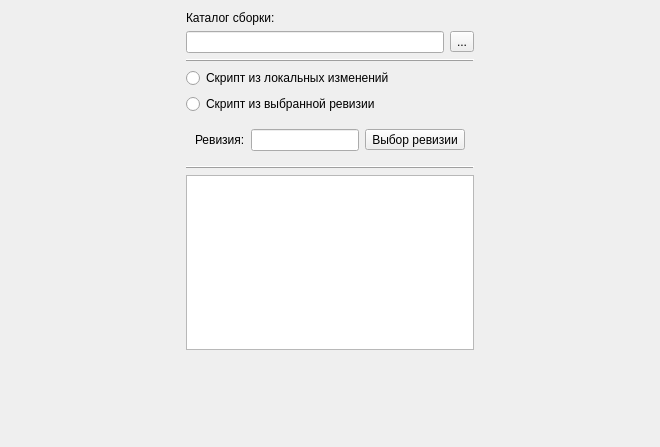
The window that DiffToScript/wizard/actionpage.ui (Smitt64/WorkFMT) describes before a commit, drawn with Qt 5.
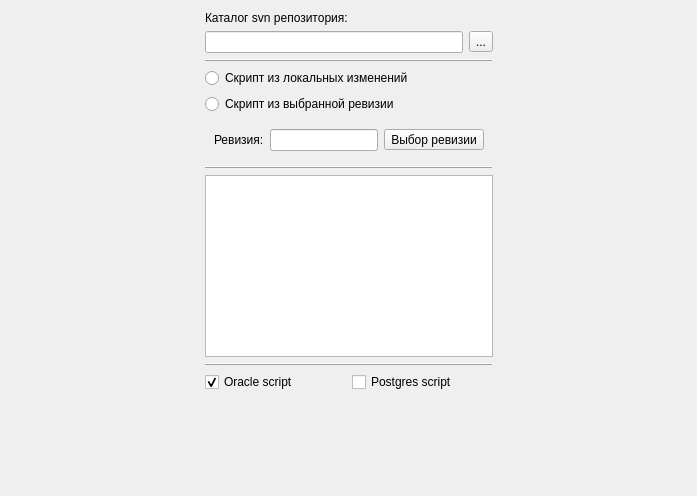
The same window after the commit. Icons and pictures are not drawn.

Commit message: Add script type selection to start page

What changed in the file:
```diff
--- a/DiffToScript/wizard/actionpage.ui
+++ b/DiffToScript/wizard/actionpage.ui
@@ -6,8 +6,8 @@
    <rect>
     <x>0</x>
     <y>0</y>
-    <width>660</width>
-    <height>447</height>
+    <width>697</width>
+    <height>496</height>
    </rect>
   </property>
   <property name="windowTitle">
@@ -15,7 +15,7 @@
   </property>
   <layout class="QVBoxLayout" name="verticalLayout_2">
    <item>
-    <layout class="QHBoxLayout" name="horizontalLayout_3">
+    <layout class="QHBoxLayout" name="horizontalLayout_4">
      <item>
       <spacer name="horizontalSpacer_2">
        <property name="orientation">
@@ -34,7 +34,7 @@
        <item>
         <widget class="QLabel" name="label">
          <property name="text">
-          <string>Каталог сборки:</string>
+          <string>Каталог svn репозитория:</string>
          </property>
         </widget>
        </item>
@@ -130,6 +130,45 @@
        <item>
         <widget class="QListView" name="listView"/>
        </item>
+       <item>
+        <widget class="QFrame" name="frame_3">
+         <property name="frameShape">
+          <enum>QFrame::HLine</enum>
+         </property>
+         <property name="frameShadow">
+          <enum>QFrame::Raised</enum>
+         </property>
+        </widget>
+       </item>
+       <item>
+        <layout class="QHBoxLayout" name="horizontalLayout_3">
+         <item>
+          <widget class="QCheckBox" name="oraCheck">
+           <property name="text">
+            <string>Oracle script</string>
+           </property>
+           <property name="icon">
+            <iconset resource="../../FmtLib/res/fmt.qrc">
+             <normaloff>:/dblogo/Oracle.png</normaloff>:/dblogo/Oracle.png</iconset>
+           </property>
+           <property name="checked">
+            <bool>true</bool>
+           </property>
+          </widget>
+         </item>
+         <item>
+          <widget class="QCheckBox" name="pgCheck">
+           <property name="text">
+            <string>Postgres script</string>
+           </property>
+           <property name="icon">
+            <iconset resource="../../FmtLib/res/fmt.qrc">
+             <normaloff>:/dblogo/PostgreSQL.png</normaloff>:/dblogo/PostgreSQL.png</iconset>
+           </property>
+          </widget>
+         </item>
+        </layout>
+       </item>
       </layout>
      </item>
      <item>
```
The commit also changes 2 other files.
